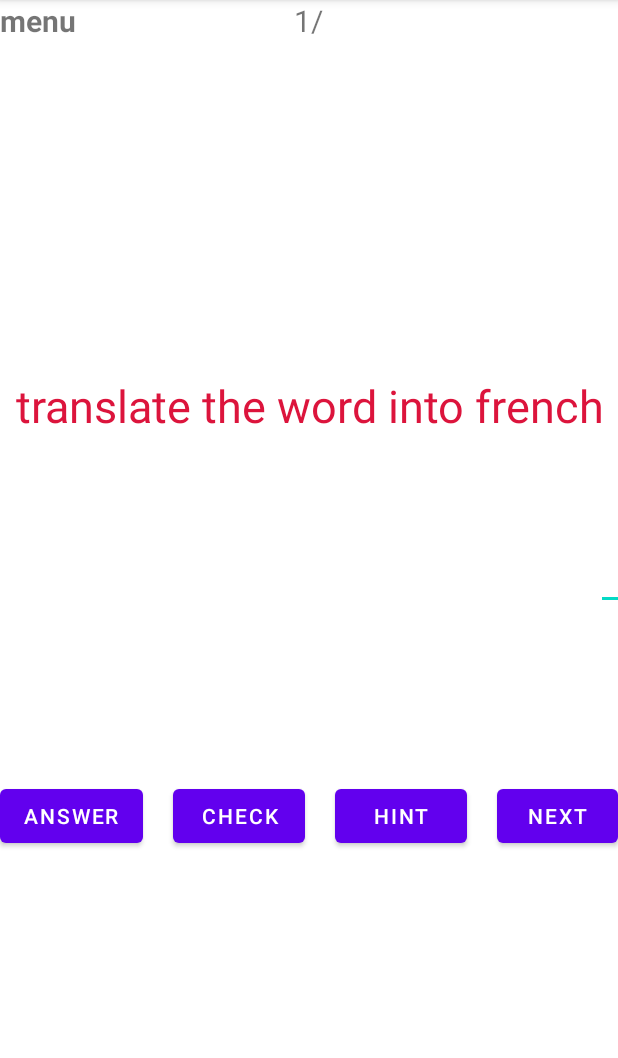
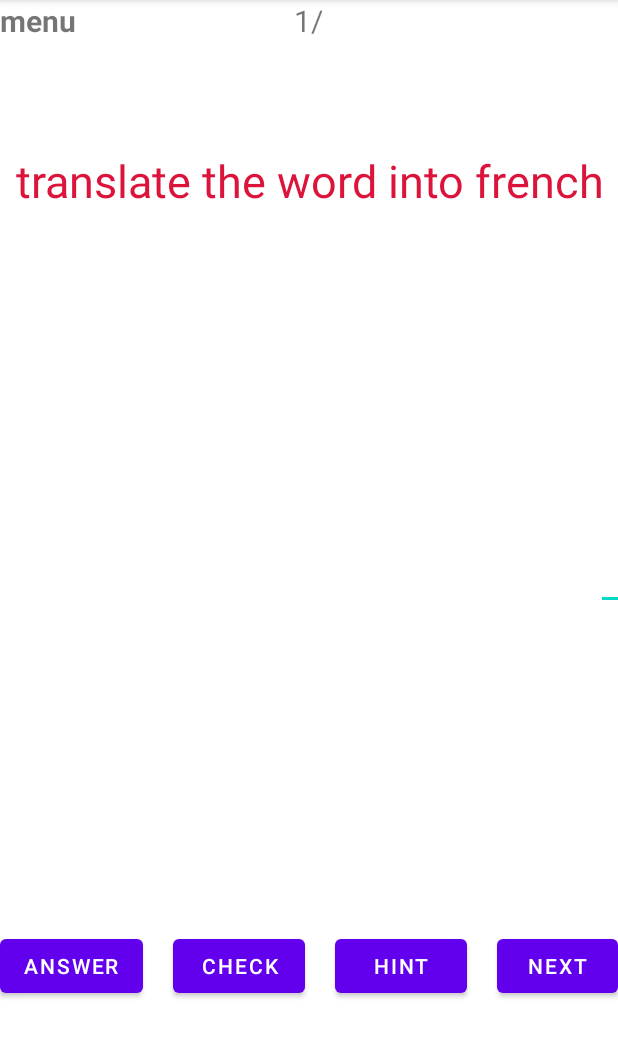
Before and after one commit to SargysanMher/French_Learning, an Android app: the Themes screen opened directly, with no data from a screen before it, on a phone screen of 412 x 824 dp, the part 84-1142 px from its top. Run offline under Robolectric (Android 15) with nearby library versions, the light colour scheme and no system bars; libraries missing offline, so code that uses them is left out: org.apache.poi; 10 statements that could not run were skipped.

Commit message:
the buttons don't stay under the keyboard

```diff
--- a/app/src/main/AndroidManifest.xml
+++ b/app/src/main/AndroidManifest.xml
@@ -21,7 +21,8 @@
         </activity>
         <activity
             android:name=".Themes"
-            android:exported="false">
+            android:exported="false"
+            android:windowSoftInputMode="adjustResize">
             <meta-data
                 android:name="android.app.lib_name"
                 android:value="" />
--- a/app/src/main/java/com/example/myapplication/Themes.java
+++ b/app/src/main/java/com/example/myapplication/Themes.java
@@ -306,4 +306,5 @@ public class Themes extends AppCompatActivity implements PopupMenu.OnMenuItemCli
     public void onPointerCaptureChanged(boolean hasCapture) {
         super.onPointerCaptureChanged(hasCapture);
     }
+
 }
--- a/app/src/main/res/layout/activity_house.xml
+++ b/app/src/main/res/layout/activity_house.xml
@@ -47,7 +47,7 @@
     <View
         android:layout_width="match_parent"
         android:id="@+id/view"
-        android:layout_height="250sp"
+        android:layout_height="100sp"
         tools:ignore="MissingConstraints">
 
     </View>
@@ -116,7 +116,7 @@
         android:layout_width="match_parent"
         android:layout_height="wrap_content"
         android:gravity="center"
-        android:layout_marginBottom="200dp"
+        android:layout_marginBottom="100dp"
         app:layout_constraintBottom_toBottomOf="parent"
         android:orientation="horizontal">
 
```
